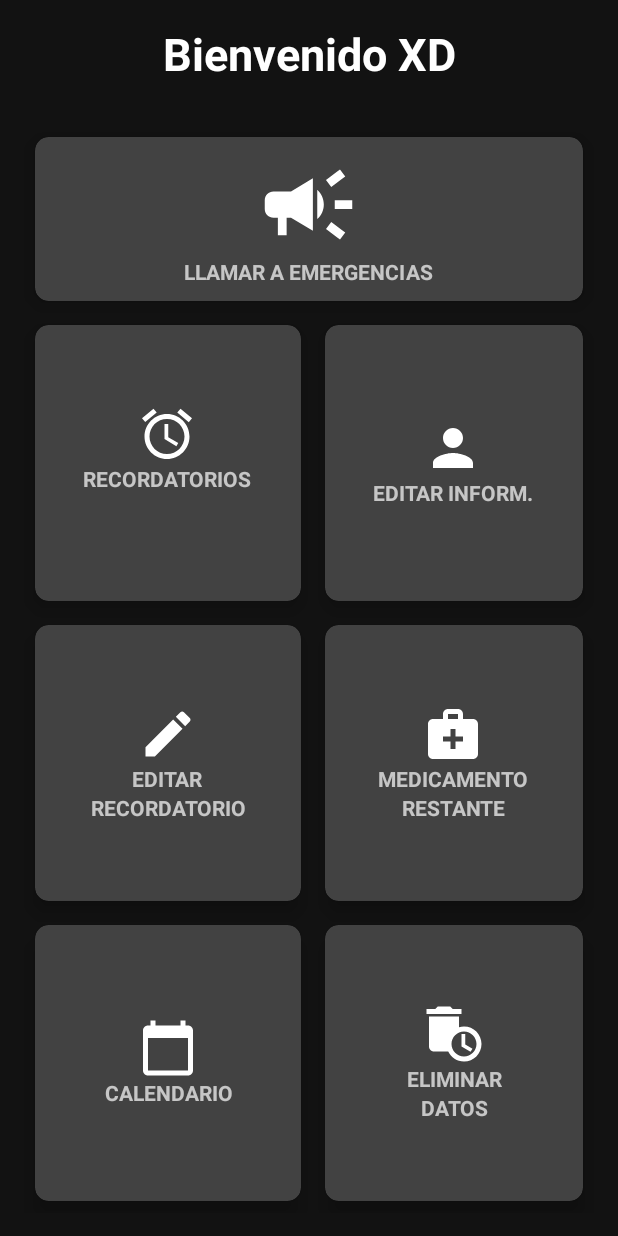
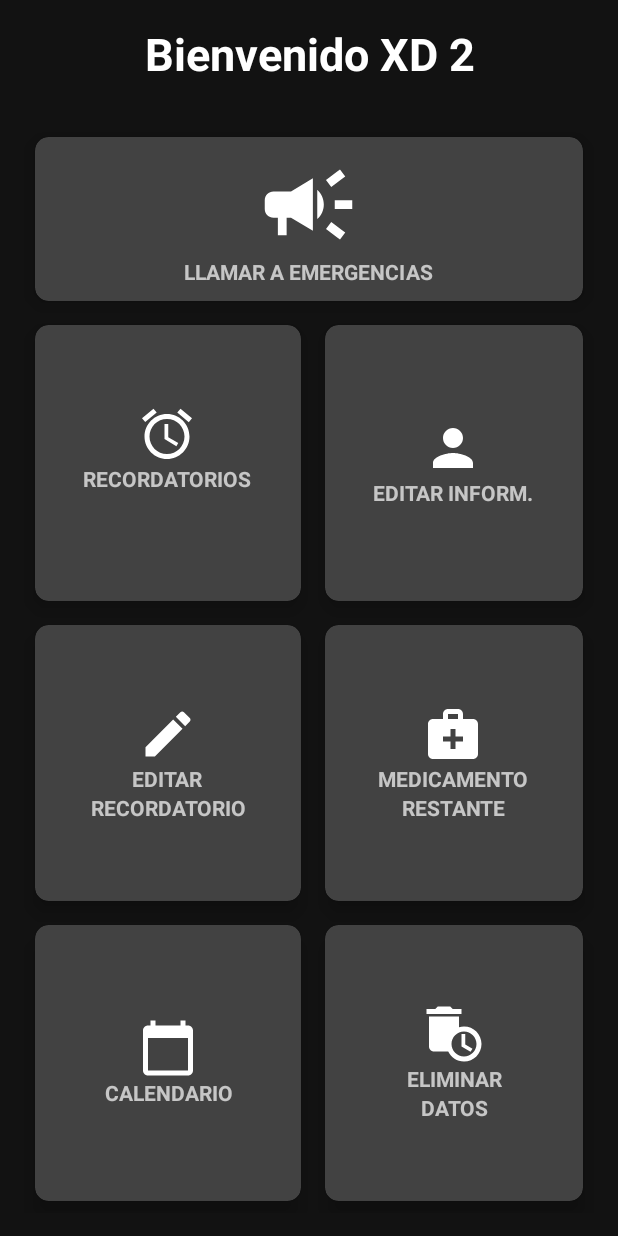
Before and after one commit to montdroud52468/MedIme, an Android app: the Presentacion27 screen opened directly, with no data from a screen before it, on a phone screen of 412 x 824 dp. Run offline under Robolectric (Android 15) with nearby library versions, the phone set to English and light mode, and no system bars.

Commit message:
Se agrego el XD 2

```diff
--- a/app/src/main/res/layout/activity_presentacion27.xml
+++ b/app/src/main/res/layout/activity_presentacion27.xml
@@ -17,7 +17,7 @@
             android:layout_width="match_parent"
             android:layout_height="wrap_content"
             android:layout_centerHorizontal="true"
-            android:text="Bienvenido XD"
+            android:text="Bienvenido XD 2"
             android:gravity="center"
             android:textColor="#fff"
             android:textStyle="bold"
```
